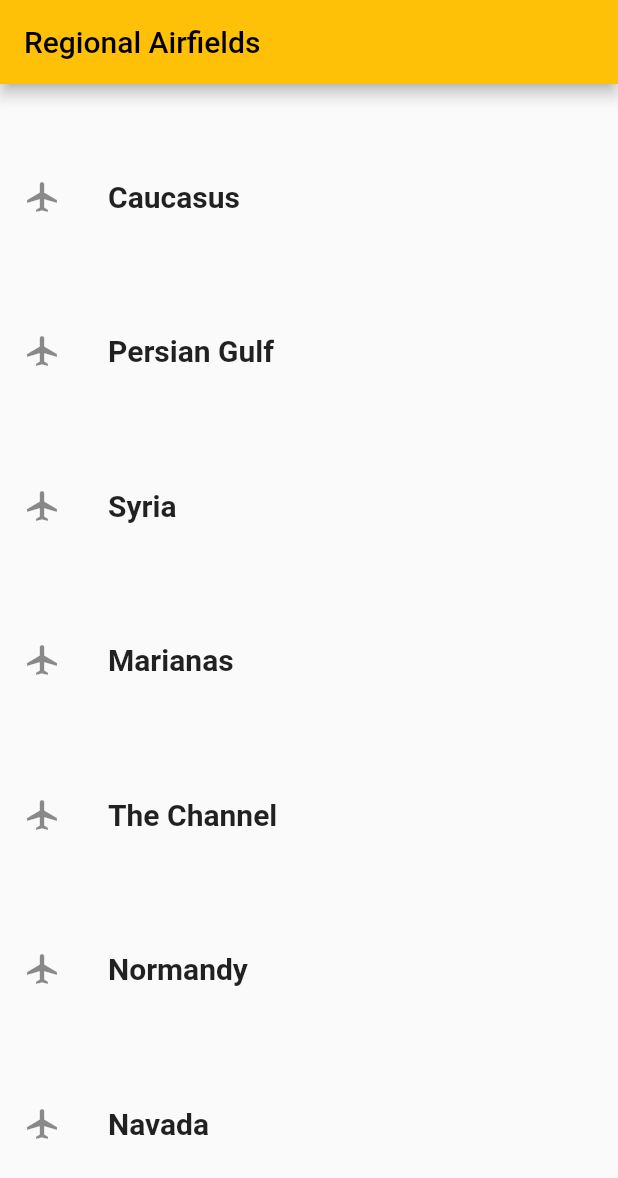
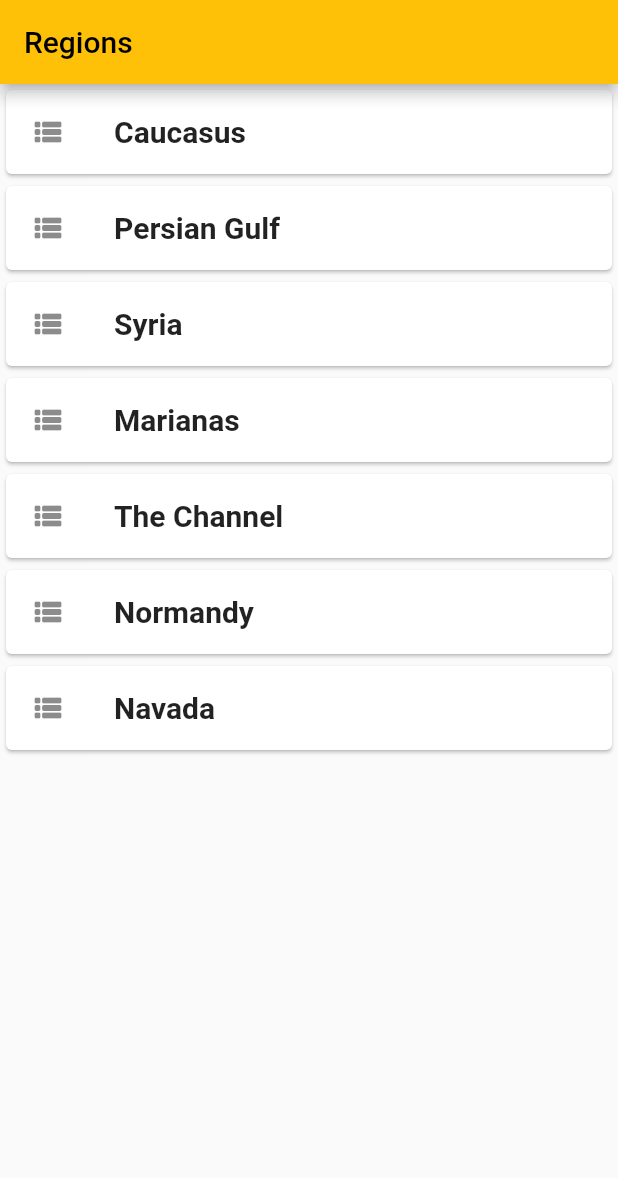
Before and after one commit to alestry-perez/DCS-Kneeboard, a Flutter app: the screen it shows after launch, on a phone screen of 412 x 824 dp. Shown: the top 1178 px of the screen. Run offline on Flutter 3.47's test engine with Material 2 defaults, Android fonts, the light colour scheme and no system bars.

Commit message:
formatting

```diff
--- a/lib/main.dart
+++ b/lib/main.dart
@@ -20,7 +20,7 @@ class MyApp extends StatelessWidget {
       theme: ThemeData(
         primarySwatch: Colors.amber,
       ),
-      home: const MyHomePage(title: 'Regional Airfields'),
+      home: const MyHomePage(title: 'Regions'),
     );
   }
 }
@@ -39,16 +39,18 @@ class _MyHomePageState extends State<MyHomePage> {
       appBar: AppBar(
         title: Text(widget.title),
       ),
-      body: Center(
-        child: Column(
-          mainAxisAlignment: MainAxisAlignment.spaceEvenly,
+      body: SafeArea(
+        child: ListView(
           children: <Widget>[
-            ListTile(
+            Card(
+              child: ListTile(
               title: const Text('Caucasus',
               style: TextStyle(
                 fontSize: 20,
-                fontWeight: FontWeight.bold)),
-              leading: const Icon(Icons.airplanemode_active),
+                fontWeight: FontWeight.bold
+                )
+              ),
+              leading: const Icon(Icons.view_list_rounded),
               onTap: () {
                 Navigator.push(
                   context,
@@ -56,13 +58,16 @@ class _MyHomePageState extends State<MyHomePage> {
                 );
                 },
               ),
-            ListTile(
+            ),
+            Card(
+              child: ListTile(
               title: const Text('Persian Gulf',
               style: TextStyle(
                 fontSize: 20,
                 fontWeight: FontWeight.bold
-                )),
-              leading: const Icon(Icons.airplanemode_active),
+                )
+              ),
+              leading: const Icon(Icons.view_list_rounded),
               onTap: () {
                 Navigator.push(
                   context,
@@ -70,13 +75,16 @@ class _MyHomePageState extends State<MyHomePage> {
                   );
                 },
               ),
-            ListTile(
+            ),
+            Card(
+              child: ListTile(
               title: const Text('Syria',
               style: TextStyle(
                 fontSize: 20,
                 fontWeight: FontWeight.bold
-                )),
-              leading: const Icon(Icons.airplanemode_active),
+                )
+              ),
+              leading: const Icon(Icons.view_list_rounded),
               onTap: () {
                 Navigator.push(
                   context,
@@ -84,13 +92,16 @@ class _MyHomePageState extends State<MyHomePage> {
                   );
                 },
               ),
-            ListTile(
+            ),
+            Card(
+              child: ListTile(
               title: const Text('Marianas',
               style: TextStyle(
                 fontSize: 20,
                 fontWeight: FontWeight.bold
-                )),
-              leading: const Icon(Icons.airplanemode_active),
+                )
+              ),
+              leading: const Icon(Icons.view_list_rounded),
               onTap: () {
                 Navigator.push(
                   context,
@@ -98,12 +109,16 @@ class _MyHomePageState extends State<MyHomePage> {
                   );
                 },
               ),
-            ListTile(
+            ),
+            Card(
+              child: ListTile(
               title: const Text('The Channel',
-              style: TextStyle(fontSize: 20,
+              style: TextStyle(
+                fontSize: 20,
                 fontWeight: FontWeight.bold
-              )),
-              leading: const Icon(Icons.airplanemode_active),
+                )
+              ),
+              leading: const Icon(Icons.view_list_rounded),
               onTap: () {
                 Navigator.push(
                   context,
@@ -111,12 +126,16 @@ class _MyHomePageState extends State<MyHomePage> {
                   );
                 },
               ),
-            ListTile(
+            ),
+            Card(
+              child: ListTile(
               title: const Text('Normandy',
-              style: TextStyle(fontSize: 20,
+              style: TextStyle(
+                fontSize: 20,
                 fontWeight: FontWeight.bold
-              )),
-              leading: const Icon(Icons.airplanemode_active),
+                )
+              ),
+              leading: const Icon(Icons.view_list_rounded),
               onTap: () {
                 Navigator.push(
                   context,
@@ -124,13 +143,16 @@ class _MyHomePageState extends State<MyHomePage> {
                   );
                 },
               ),
-            ListTile(
+            ),
+            Card(
+              child: ListTile(
               title: const Text('Navada',
               style: TextStyle(
                 fontSize: 20,
                 fontWeight: FontWeight.bold
-                )),
-              leading: const Icon(Icons.airplanemode_active),
+                )
+              ),
+              leading: const Icon(Icons.view_list_rounded),
               onTap: () {
                 Navigator.push(
                   context,
@@ -138,6 +160,7 @@ class _MyHomePageState extends State<MyHomePage> {
                   );
                 },
               ),
+            ),
           ],
         ),
       ),
```
Also changed, not shown: lib/cacasus.dart (+37 -19 lines). Lines whose indentation alone changed are shown as unchanged.
